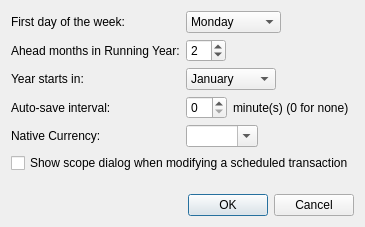
Before: the Qt Designer form qt/ui/preferences_panel.ui in Mouchnino/moneyguru, drawn with Qt 5.
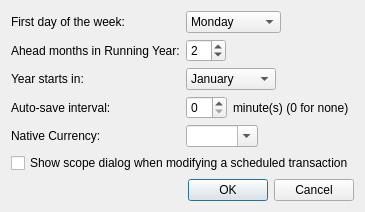
After: the same form once the commit is applied.

Commit message:
[#99] qt: Tweaked recently modified dialogs' respective size.
extra : convert_revision : svn%3A7afd0f2a-1d33-46b8-9979-f8add37626ee/trunk%40404

Diff of the .ui file:
```diff
--- a/qt/ui/preferences_panel.ui
+++ b/qt/ui/preferences_panel.ui
@@ -6,8 +6,8 @@
    <rect>
     <x>0</x>
     <y>0</y>
-    <width>336</width>
-    <height>227</height>
+    <width>332</width>
+    <height>204</height>
    </rect>
   </property>
   <property name="windowTitle">
```
The commit also changes 1 other file.
